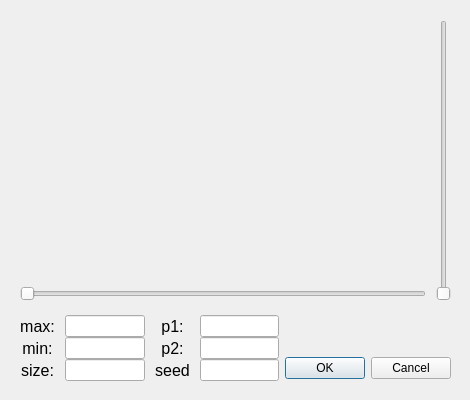
First picture: the form in src/ui/distributionwindow.ui, repository Karenina-na/Sorting, before the edit.
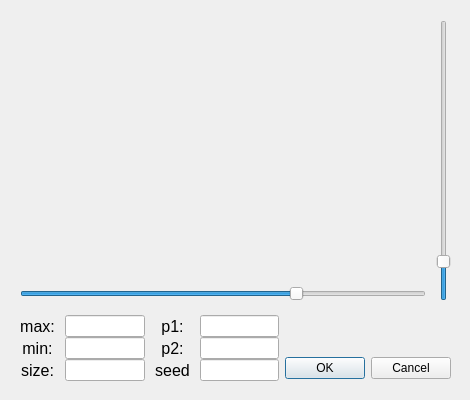
Second picture: the form after the edit. Custom widgets are drawn as their Qt base class.

The edit to the form file:
```diff
--- a/src/ui/distributionwindow.ui
+++ b/src/ui/distributionwindow.ui
@@ -48,6 +48,12 @@
       </item>
       <item row="0" column="1" rowspan="2">
        <widget class="QSlider" name="verticalSlider">
+        <property name="minimum">
+         <number>15</number>
+        </property>
+        <property name="value">
+         <number>25</number>
+        </property>
         <property name="orientation">
          <enum>Qt::Vertical</enum>
         </property>
@@ -55,6 +61,15 @@
       </item>
       <item row="1" column="0">
        <widget class="QSlider" name="horizontalSlider">
+        <property name="minimum">
+         <number>2</number>
+        </property>
+        <property name="maximum">
+         <number>50</number>
+        </property>
+        <property name="value">
+         <number>35</number>
+        </property>
         <property name="orientation">
          <enum>Qt::Horizontal</enum>
         </property>
```
